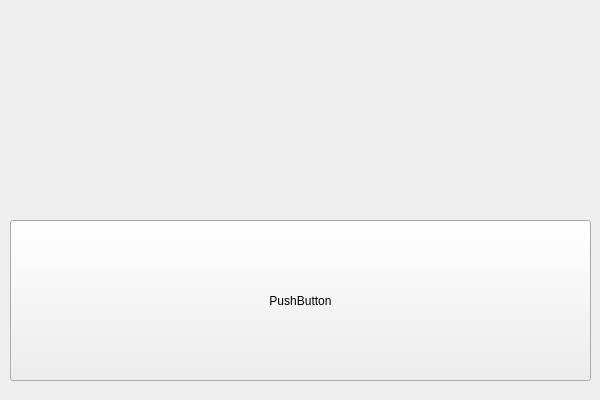
The window that src/layer-avg/avglayer.ui (FutaAlice/doujin-game-demo) describes before a commit, drawn with Qt 5.
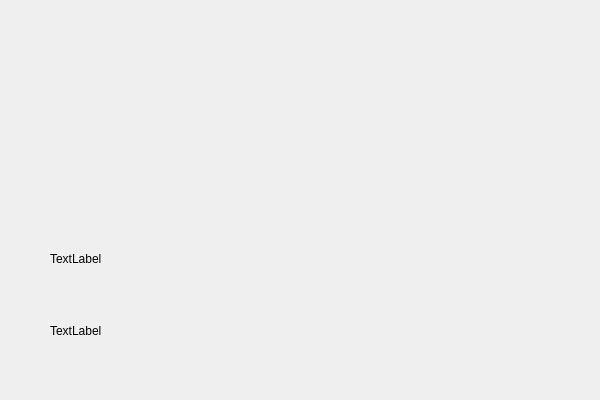
The same window after the commit.

Commit message: add dialog resource

Diff of the .ui file:
```diff
--- a/src/layer-avg/avglayer.ui
+++ b/src/layer-avg/avglayer.ui
@@ -13,17 +13,30 @@
   <property name="windowTitle">
    <string>AVGLayer</string>
   </property>
-  <widget class="QPushButton" name="pushButton">
+  <widget class="QLabel" name="dialog">
    <property name="geometry">
     <rect>
-     <x>10</x>
-     <y>220</y>
-     <width>581</width>
-     <height>161</height>
+     <x>50</x>
+     <y>280</y>
+     <width>511</width>
+     <height>101</height>
     </rect>
    </property>
    <property name="text">
-    <string>PushButton</string>
+    <string>TextLabel</string>
+   </property>
+  </widget>
+  <widget class="QLabel" name="name">
+   <property name="geometry">
+    <rect>
+     <x>50</x>
+     <y>250</y>
+     <width>67</width>
+     <height>17</height>
+    </rect>
+   </property>
+   <property name="text">
+    <string>TextLabel</string>
    </property>
   </widget>
  </widget>
```
The commit also changes 4 other files.
